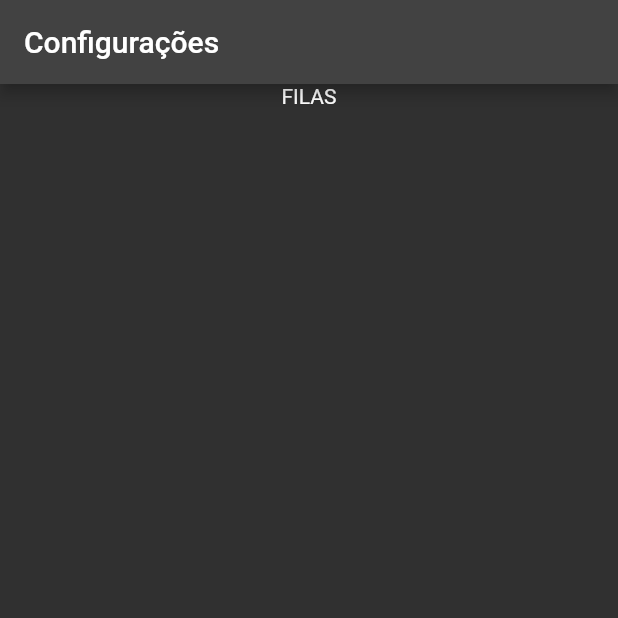
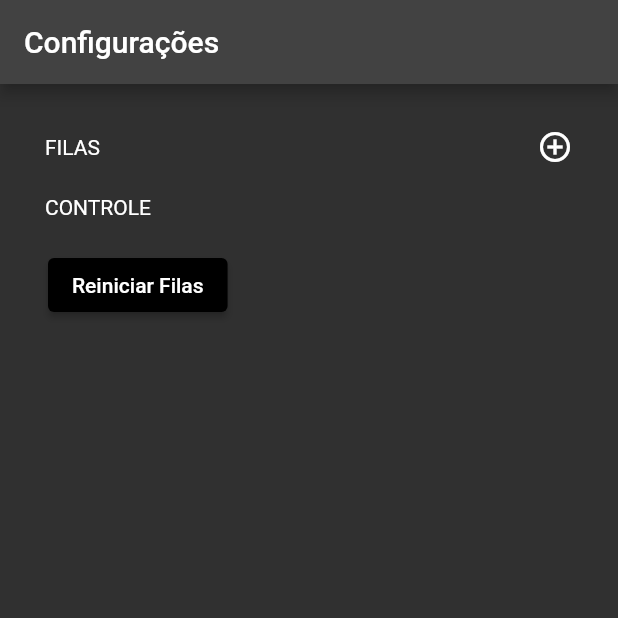
Before and after one commit to dtodt/flutter_queue, a Flutter app: the screen it shows after launch, on a phone screen of 412 x 824 dp, the top half of it. Run offline on Flutter 3.47's test engine with Material 2 defaults, Android fonts, the phone set to English and light mode, and no system bars; our stand-ins replace bloc, bloc_concurrency, cloud_firestore, firebase_analytics, firebase_core, firebase_crashlytics and 1 more; accounts and stored records are empty; generated files the repository leaves out were written again.

Commit message:
chore mock widgets

```diff
--- a/lib/src/configuration/presentation/pages/configuration_page.dart
+++ b/lib/src/configuration/presentation/pages/configuration_page.dart
@@ -22,9 +22,20 @@ class ConfigurationPage extends StatelessWidget {
       appBar: AppBar(
         title: const Text('Configurações'),
       ),
-      body: Column(
+      body: Container(
+        child: Column(
           children: <Widget>[
-          const Text('FILAS'),
+            Padding(
+              padding:
+                  const EdgeInsets.symmetric(horizontal: 14.0, vertical: 10.0),
+              child: Row(
+                children: const <Widget>[
+                  Text('FILAS'),
+                  Spacer(),
+                  Icon(Icons.add_circle_outline)
+                ],
+              ),
+            ),
             if (state is ConfigurationLoaded)
               ListView.builder(
                 itemBuilder: (context, index) {
@@ -32,12 +43,33 @@ class ConfigurationPage extends StatelessWidget {
                   return ListTile(
                     title: Text('${queue.title} - ${queue.acronym}'),
                     subtitle: Text('${queue.priority} de prioridade'),
+                    trailing: const Icon(
+                      Icons.remove,
+                      color: Colors.red,
+                    ),
                   );
                 },
                 itemCount: state.queues.length,
                 shrinkWrap: true,
               ),
+            const Padding(
+              padding: EdgeInsets.symmetric(horizontal: 14.0, vertical: 10.0),
+              child: Text('CONTROLE'),
+            ),
+            Padding(
+              padding:
+                  const EdgeInsets.symmetric(horizontal: 16.0, vertical: 10.0),
+              child: ElevatedButton(
+                child: const Text('Reiniciar Filas'),
+                onPressed: () {},
+                style: ElevatedButton.styleFrom(primary: Colors.black),
+              ),
+            ),
           ],
+          crossAxisAlignment: CrossAxisAlignment.start,
+        ),
+        padding: const EdgeInsets.symmetric(horizontal: 16.0, vertical: 20.0),
+        width: MediaQuery.of(context).size.width,
       ),
     );
   }
```
Lines whose indentation alone changed are shown as unchanged.
